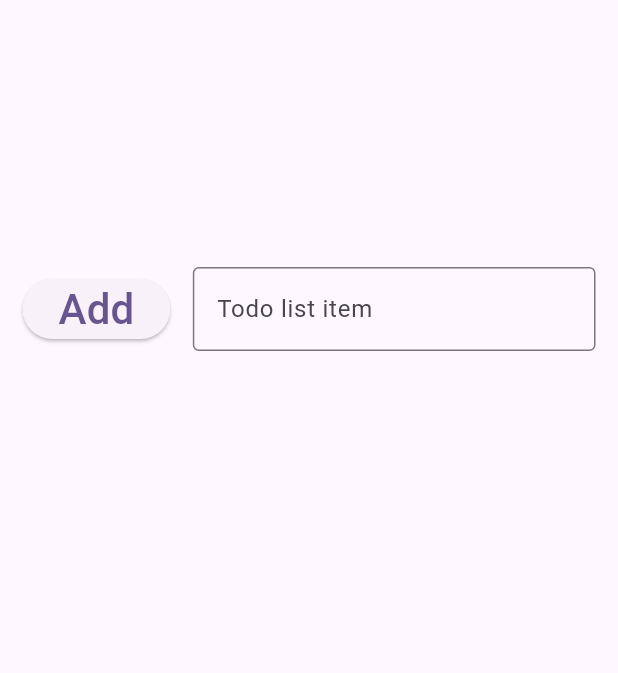
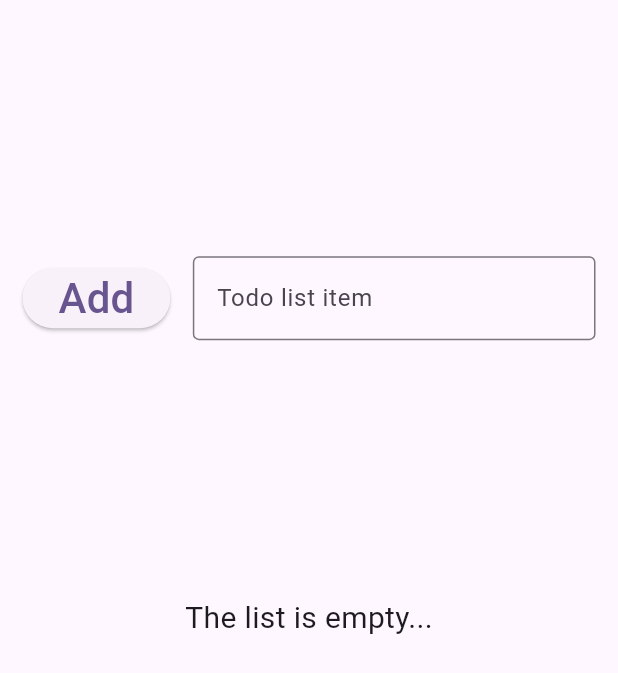
Before and after one commit to LavaLamp4708/CST2355-Lab1, a Flutter app: the screen it shows after launch, on a phone screen of 412 x 824 dp. Shown: the top 673 px of the screen. Run offline on Flutter 3.47's test engine with Material 3 defaults, Android fonts, the phone set to English and light mode, and no system bars.

Commit message:
added text displaying empty list message when list is empty, changed styling of item number text and changed the numbering so the list would start at 1 instead of 0

```diff
--- a/lib/lab1.dart
+++ b/lib/lab1.dart
@@ -59,6 +59,16 @@ class _MyHomePageState extends State<MyHomePage> {
     });
   }
 
+  Widget _ifEmpty(){
+    if(_toDoList.isEmpty){
+      return const Row(
+        mainAxisAlignment: MainAxisAlignment.center,
+        children: [Text("The list is empty...", style: TextStyle(fontSize: 20),)]
+      );
+    }
+    return const SizedBox.shrink();
+  }
+
   void _alertConfirmItemDeletion(int itemNumber){
     showDialog(context: context, builder: (BuildContext context){
       return AlertDialog(
@@ -113,6 +123,7 @@ class _MyHomePageState extends State<MyHomePage> {
               ],
             )
           ),
+          _ifEmpty(),
           Expanded(
             child:
             ListView.builder(
@@ -126,7 +137,7 @@ class _MyHomePageState extends State<MyHomePage> {
                     mainAxisAlignment: MainAxisAlignment.spaceBetween,
                     children: [
                       const SizedBox(width: 15,),
-                      Text("Item $rowNum:", style: const TextStyle(fontSize: 20)),
+                      Text("Item ${rowNum + 1}:", style: const TextStyle(fontSize: 20, fontWeight: FontWeight.bold)),
                       const SizedBox(width: 20,),
                       Expanded(child: Text(_toDoList[rowNum], style: const TextStyle(fontSize: 20))),
                       const SizedBox(width: 15)
```
